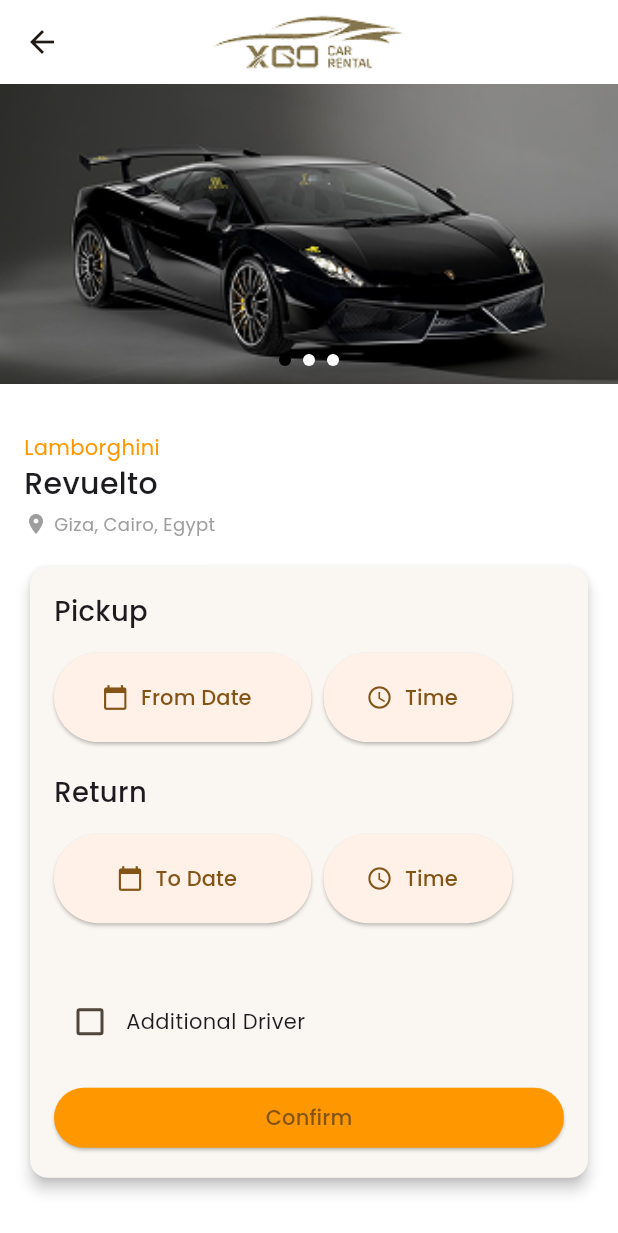
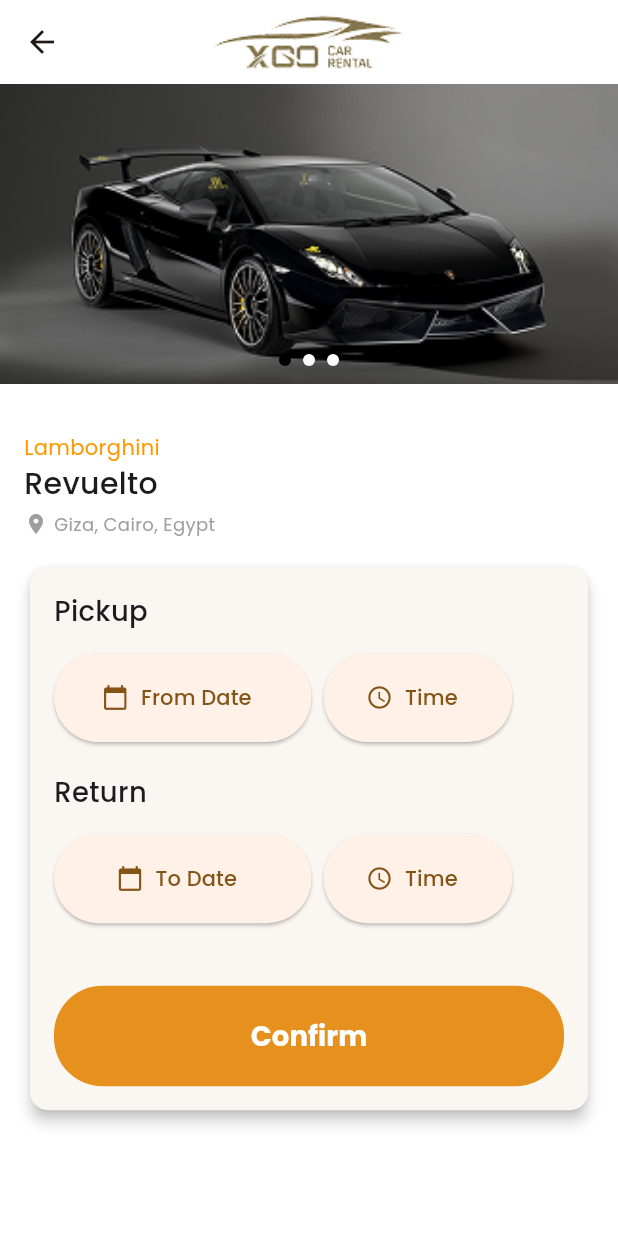
Before and after one commit to 4thPyramid/x_go, a Flutter app: the CarBookingPage screen opened by its route, on a phone screen of 412 x 824 dp. Shown: the top 1233 px of the screen. Run offline on Flutter 3.47's test engine with Material 3 defaults, Android fonts, the phone set to English and light mode, and no system bars; our stand-ins replace bloc, cached_network_image, dartz, dio, easy_localization, equatable and 14 more; accounts and stored records are empty; project files that could hold a hidden picture were left out.

Commit message:
feat: Enhance car booking functionality with Bloc integration and improved date/time selection

```diff
--- a/lib/core/routes/app_routers.dart
+++ b/lib/core/routes/app_routers.dart
@@ -38,7 +38,10 @@
     ),
     GoRoute(
       path: RouterNames.carBooking,
-      builder: (context, state) => const CarBookingPage(),
+      builder: (context, state) => BlocProvider(
+        create: (context) => CarBookingCubit(),
+        child: const CarBookingPage(),
+      ),
     ),
     GoRoute(
       path: RouterNames.profileDetails,
--- a/lib/features/carBooking/presentation/components/car_booking_card.dart
+++ b/lib/features/carBooking/presentation/components/car_booking_card.dart
@@ -1,20 +1,26 @@
 import 'package:flutter/material.dart';
+import 'package:flutter_bloc/flutter_bloc.dart';
 import 'package:flutter_screenutil/flutter_screenutil.dart';
 import 'package:go_router/go_router.dart';
+import 'package:x_go/core/common/widgets/custom_btn.dart';
+import 'package:x_go/core/functions/show_toast.dart';
 import 'package:x_go/core/routes/router_names.dart';
-import 'package:x_go/features/carBooking/presentation/components/select_location_component.dart';
+import 'package:x_go/features/carBooking/presentation/logic/cubit/car_booking_cubit.dart';
 import 'package:x_go/features/carBooking/presentation/widgets/boooking_data_time_section.dart';
-import 'package:x_go/features/carBooking/presentation/widgets/driver_check_box.dart';
 
-class BookingCard extends StatefulWidget {
-  const BookingCard({super.key});
+class BookingCardComponent extends StatefulWidget {
+  const BookingCardComponent({super.key});
 
   @override
-  State<BookingCard> createState() => _BookingCardState();
+  State<BookingCardComponent> createState() => _BookingCardComponentState();
 }
 
-class _BookingCardState extends State<BookingCard> {
-  bool isAdditionalDriverChecked = false;
+class _BookingCardComponentState extends State<BookingCardComponent> {
+  DateTime? pickupDate;
+  TimeOfDay? pickupTime;
+
+  DateTime? returnDate;
+  TimeOfDay? returnTime;
 
   @override
   Widget build(BuildContext context) {
@@ -27,38 +33,69 @@
         child: Column(
           crossAxisAlignment: CrossAxisAlignment.start,
           children: [
-            isAdditionalDriverChecked ? SelectLocationComponent() : Container(),
             Text(
               'Pickup',
               style: TextStyle(fontWeight: FontWeight.w500, fontSize: 16.sp),
             ),
             const SizedBox(height: 15),
-            const BookingDateTimeSection(label1: 'From Date', label2: 'Time'),
+            BookingDateTimeSection(
+              label1: 'From Date',
+              label2: 'Time',
+              onDateSelected: (date) => pickupDate = date,
+              onTimeSelected: (time) => pickupTime = time,
+            ),
             const SizedBox(height: 20),
             Text(
               'Return',
               style: TextStyle(fontWeight: FontWeight.w500, fontSize: 16.sp),
             ),
             const SizedBox(height: 15),
-            const BookingDateTimeSection(label1: 'To Date', label2: 'Time'),
+            BookingDateTimeSection(
+              label1: 'To Date',
+              label2: 'Time',
+              onDateSelected: (date) => returnDate = date,
+              onTimeSelected: (time) => returnTime = time,
+            ),
             SizedBox(height: 35.h),
-            AdditionalDriverCheckbox(
-              value: isAdditionalDriverChecked,
-              onChanged: (value) {
-                setState(() {
-                  isAdditionalDriverChecked = value!;
-                });
-              },
-            ),
-            const SizedBox(height: 16),
-            SizedBox(
-              width: double.infinity,
-              child: ElevatedButton(
-                style: ElevatedButton.styleFrom(backgroundColor: Colors.orange),
-                onPressed: () {
-                  context.push(RouterNames.payment);
+            Center(
+              child: BlocConsumer<CarBookingCubit, CarBookingState>(
+                listener: (context, state) {
+                  state is CarBookingSuccess
+                      ? context.go(RouterNames.payment)
+                      : state is CarBookingError
+                      ? showToast(
+                          message: state.message,
+                          state: ToastStates.ERROR,
+                        )
+                      : null;
                 },
-                child: const Text('Confirm'),
+                builder: (context, state) {
+                  return state is CarBookingLoading
+                      ? Center(child: CircularProgressIndicator())
+                      : CustomButton(
+                          onPressed: () {
+                            if (pickupDate == null ||
+                                pickupTime == null ||
+                                returnDate == null ||
+                                returnTime == null) {
+                              ScaffoldMessenger.of(context).showSnackBar(
+                                const SnackBar(
+                                  content: Text(
+                                    'Please select all date & time',
+                                  ),
+                                ),
+                              );
+                            }
+
+                            context.read<CarBookingCubit>().bookCar(
+                              '1',
+                              '${pickupDate!.toIso8601String()} ${pickupTime!.format(context)}',
+                              '${returnDate!.toIso8601String()} ${returnTime!.format(context)}',
+                            );
+                          },
+                          text: 'Confirm',
+                        );
+                },
               ),
             ),
           ],
--- a/lib/features/carBooking/presentation/views/car_booking_page.dart
+++ b/lib/features/carBooking/presentation/views/car_booking_page.dart
@@ -36,7 +36,7 @@
                       children: [
                         const CarDetailsHeader(),
                         const SizedBox(height: 16),
-                        BookingCard(),
+                        BookingCardComponent(),
                       ],
                     ),
                   ),
--- a/lib/features/carBooking/presentation/widgets/boooking_data_time_section.dart
+++ b/lib/features/carBooking/presentation/widgets/boooking_data_time_section.dart
@@ -4,10 +4,14 @@
 class BookingDateTimeSection extends StatefulWidget {
   final String label1;
   final String label2;
+  final void Function(DateTime?) onDateSelected;
+  final void Function(TimeOfDay?) onTimeSelected;
 
   const BookingDateTimeSection({
     required this.label1,
     required this.label2,
+    required this.onDateSelected,
+    required this.onTimeSelected,
     super.key,
   });
 
@@ -35,6 +39,7 @@
               setState(() {
                 _selectedDate = picked;
               });
+              widget.onDateSelected(picked);
             }
           },
           icon: const Icon(Icons.calendar_today),
@@ -45,10 +50,7 @@
           ),
           style: ElevatedButton.styleFrom(fixedSize: Size(150.w, 50.h)),
         ),
-
         const SizedBox(width: 8),
-
-        // Time Button
         ElevatedButton.icon(
           onPressed: () async {
             final TimeOfDay? picked = await showTimePicker(
@@ -59,6 +61,7 @@
               setState(() {
                 _selectedTime = picked;
               });
+              widget.onTimeSelected(picked);
             }
           },
           icon: const Icon(Icons.access_time),
```
Also changed, not shown: lib/features/carBooking/presentation/logic/cubit/car_booking_cubit.dart (+7 -9 lines).
